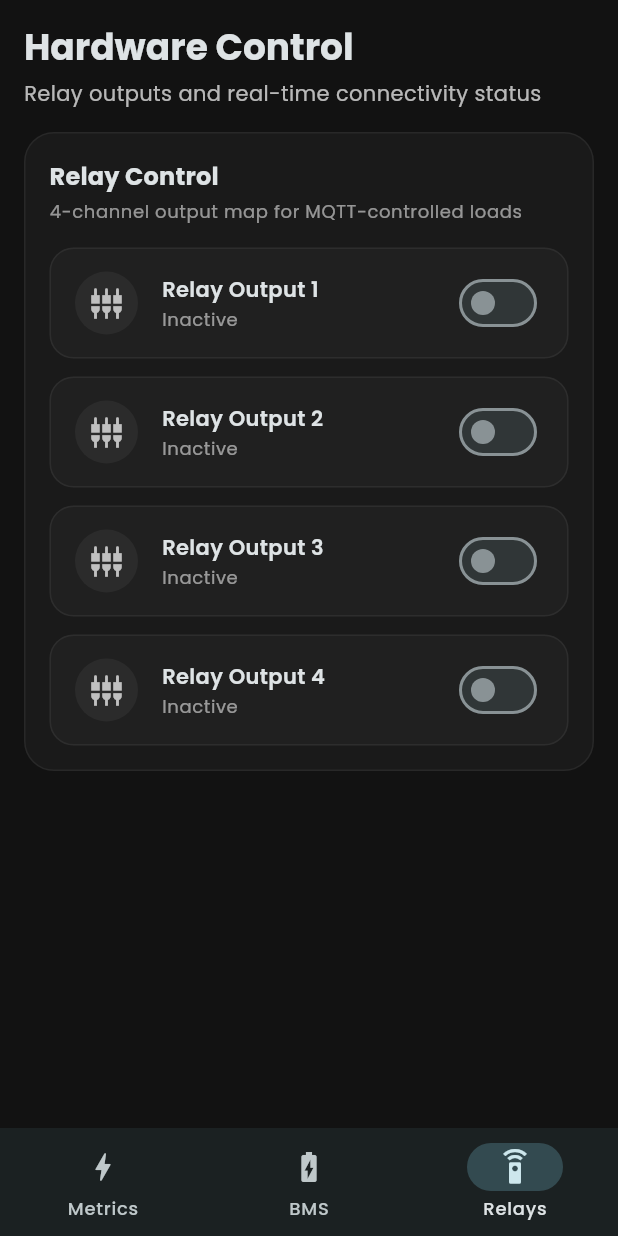
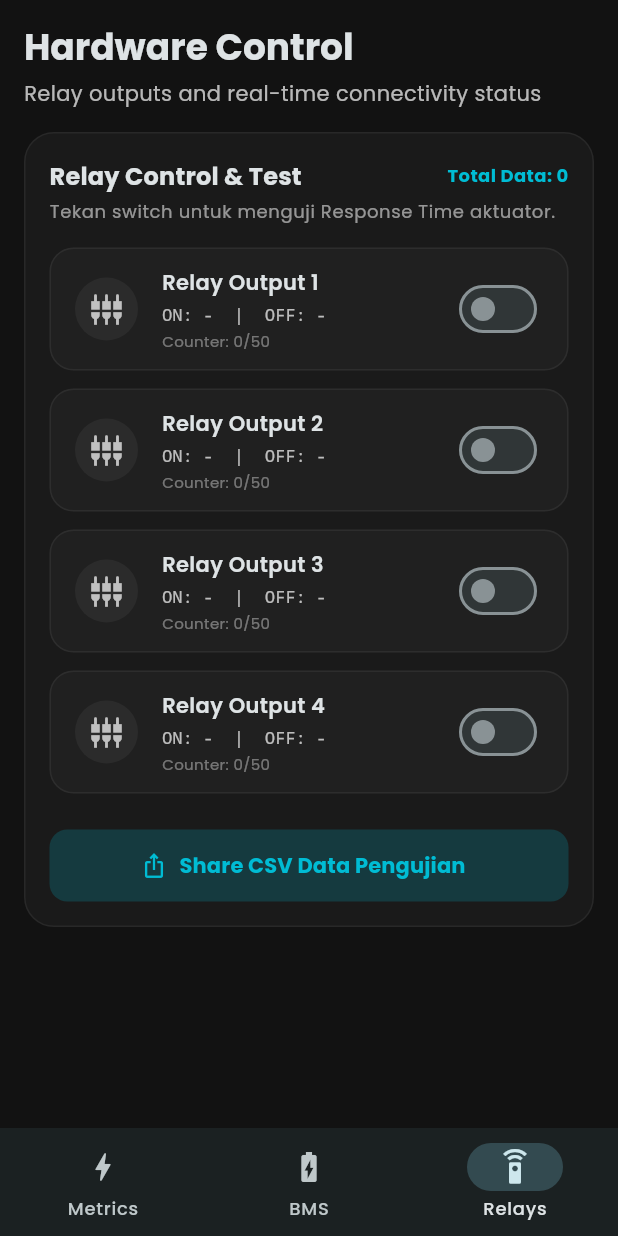
Before and after one commit to Zenalghi/bms_app, a Flutter app: the screen it shows after launch, item 3 of the bottom bar chosen, on a phone screen of 412 x 824 dp. Run offline on Flutter 3.47's test engine with Material 3 defaults, Android fonts, the phone set to English and light mode, and no system bars; our stand-ins replace share_plus; missing offline and left inert: mqtt_client.

Commit message:
stopwatch test  1

```diff
--- a/lib/models/bms_state.dart
+++ b/lib/models/bms_state.dart
@@ -1,3 +1,11 @@
+// Model untuk menyimpan log riwayat per-tekanan switch
+class RelayTestLog {
+  final int relayIndex;
+  final String command;
+  final int responseMs;
+  RelayTestLog(this.relayIndex, this.command, this.responseMs);
+}
+
 class BmsState {
   BmsState({
     required this.socEKF,
@@ -23,42 +31,30 @@ class BmsState {
     required this.balanceTrigV,
     // Status
     required this.bmsStatus,
+    // BARU UNTUK SKRIPSI
+    required List<int?> latestOnMs,
+    required List<int?> latestOffMs,
+    required List<RelayTestLog> relayLogs,
   }) : cellVoltages = List<double>.of(cellVoltages),
        wireRes = List<double>.of(wireRes),
-       relayStates = List<bool>.of(relayStates);
+       relayStates = List<bool>.of(relayStates),
+       latestOnMs = List<int?>.of(latestOnMs),
+       latestOffMs = List<int?>.of(latestOffMs),
+       relayLogs = List<RelayTestLog>.of(relayLogs);
 
-  // Core Metrics
-  final double socEKF;
-  final double socCC;
-  final double socKF;
-  final double soh;
-  final double capacityRemain;
+  final double socEKF, socCC, socKF, soh, capacityRemain;
+  final double totalVoltage, current, power, tempMos, batTemp1, batTemp2;
+  final List<double> cellVoltages, wireRes;
+  final List<bool> relayStates;
+  final bool isBalancing, isCharging, isDischarging;
+  final int cellCountSetting;
+  final double capacitySetting, balanceTrigV;
+  final String bmsStatus;
 
-  // Electrical & Thermal
-  final double totalVoltage;
-  final double current;
-  final double power;
-  final double tempMos;
-  final double batTemp1;
-  final double batTemp2;
-
-  // Arrays
-  final List<double> cellVoltages;
-  final List<double> wireRes;
-  final List<bool> relayStates;
-
-  // Internal Switches
-  final bool isBalancing;
-  final bool isCharging;
-  final bool isDischarging;
-
-  // Settings
-  final int cellCountSetting;
-  final double capacitySetting;
-  final double balanceTrigV;
-
-  // Connectivity
-  final String bmsStatus;
+  // BARU UNTUK SKRIPSI
+  final List<int?> latestOnMs;
+  final List<int?> latestOffMs;
+  final List<RelayTestLog> relayLogs;
 
   factory BmsState.initial() {
     return BmsState(
@@ -73,42 +69,48 @@ class BmsState {
       batTemp1: 0.0,
       batTemp2: 0.0,
       capacityRemain: 0.0,
-      cellVoltages: List.filled(8, 0.0), // Konfigurasi default 8S
+      cellVoltages: List.filled(8, 0.0),
       wireRes: List.filled(8, 0.0),
       isBalancing: false,
       isCharging: false,
       isDischarging: false,
-      relayStates: List.filled(4, false), // 4 Channel Relay
-      cellCountSetting: 8, // Default Cell Count: 8
-      capacitySetting: 22.0, // Default Capacity: 22 Ah
-      balanceTrigV: 0.03, // Default Balance Trigger: 0.03 V
-      // ==================================
+      relayStates: List.filled(4, false),
+      cellCountSetting: 8,
+      capacitySetting: 22.0,
+      balanceTrigV: 0.03,
       bmsStatus: 'offline',
+      // Inisialisasi list kosong
+      latestOnMs: List.filled(4, null),
+      latestOffMs: List.filled(4, null),
+      relayLogs: [],
     );
   }
 
   BmsState copyWith({
     double? socEKF,
-    double? socCC,
-    double? socKF,
-    double? soh,
-    double? totalVoltage,
-    double? current,
-    double? power,
-    double? tempMos,
-    double? batTemp1,
-    double? batTemp2,
-    double? capacityRemain,
+    socCC,
+    socKF,
+    soh,
+    totalVoltage,
+    current,
+    power,
+    tempMos,
+    batTemp1,
+    batTemp2,
+    capacityRemain,
     List<double>? cellVoltages,
-    List<double>? wireRes,
+    wireRes,
     bool? isBalancing,
-    bool? isCharging,
-    bool? isDischarging,
+    isCharging,
+    isDischarging,
     List<bool>? relayStates,
     int? cellCountSetting,
     double? capacitySetting,
-    double? balanceTrigV,
+    balanceTrigV,
     String? bmsStatus,
+    List<int?>? latestOnMs,
+    List<int?>? latestOffMs,
+    List<RelayTestLog>? relayLogs,
   }) {
     return BmsState(
       socEKF: socEKF ?? this.socEKF,
@@ -132,6 +134,9 @@ class BmsState {
       capacitySetting: capacitySetting ?? this.capacitySetting,
       balanceTrigV: balanceTrigV ?? this.balanceTrigV,
       bmsStatus: bmsStatus ?? this.bmsStatus,
+      latestOnMs: latestOnMs ?? this.latestOnMs,
+      latestOffMs: latestOffMs ?? this.latestOffMs,
+      relayLogs: relayLogs ?? this.relayLogs,
     );
   }
 }
--- a/lib/screens/control_screen.dart
+++ b/lib/screens/control_screen.dart
@@ -40,6 +40,7 @@ class ControlScreen extends StatelessWidget {
             RelayControlCard(
               relayStates: state.relayStates,
               onRelayChanged: onRelayToggle,
+              state: state,
             ),
           ],
         ),
--- a/lib/widgets/relay_control_card.dart
+++ b/lib/widgets/relay_control_card.dart
@@ -1,18 +1,64 @@
+import 'dart:io';
 import 'package:flutter/material.dart';
+import 'package:path_provider/path_provider.dart';
+import 'package:share_plus/share_plus.dart';
+import '../models/bms_state.dart';
 
 class RelayControlCard extends StatelessWidget {
   const RelayControlCard({
     super.key,
     required this.relayStates,
     required this.onRelayChanged,
+    required this.state, // Kita butuh full state untuk ambil logs & ms
   });
 
   final List<bool> relayStates;
   final void Function(int index, bool value) onRelayChanged;
+  final BmsState state;
+
+  Future<void> _exportCSV(BuildContext context) async {
+    if (state.relayLogs.isEmpty) {
+      ScaffoldMessenger.of(context).showSnackBar(
+        const SnackBar(
+          content: Text('Belum ada data pengujian untuk diekspor.'),
+        ),
+      );
+      return;
+    }
+
+    try {
+      // 1. Buat Header CSV
+      StringBuffer sb = StringBuffer();
+      sb.writeln("No,Relay Target,Command (ON/OFF),Response Time (ms)");
+
+      // 2. Isi Data CSV
+      for (int i = 0; i < state.relayLogs.length; i++) {
+        final log = state.relayLogs[i];
+        sb.writeln(
+          "${i + 1},Relay ${log.relayIndex + 1},${log.command},${log.responseMs}",
+        );
+      }
+
+      // 3. Simpan ke storage sementara
+      final dir = await getApplicationDocumentsDirectory();
+      final file = File(
+        '${dir.path}/skripsi_relay_test_${DateTime.now().millisecondsSinceEpoch}.csv',
+      );
+      await file.writeAsString(sb.toString());
+
+      // 4. Buka menu Share (WhatsApp, Email, dll)
+      await Share.shareXFiles([
+        XFile(file.path),
+      ], text: 'Data Pengujian Kecepatan Respons Relay (Skripsi)');
+    } catch (e) {
+      ScaffoldMessenger.of(
+        context,
+      ).showSnackBar(SnackBar(content: Text('Error: $e')));
+    }
+  }
 
   @override
   Widget build(BuildContext context) {
-    // Label dan ikon dibuat umum untuk keperluan hardware relay
     final relays = <_RelayDescriptor>[
       const _RelayDescriptor(
         name: 'Relay Output 1',
@@ -42,22 +88,35 @@ class RelayControlCard extends StatelessWidget {
       child: Column(
         crossAxisAlignment: CrossAxisAlignment.start,
         children: [
-          Text(
-            'Relay Control',
-            style: Theme.of(
-              context,
-            ).textTheme.titleMedium?.copyWith(fontWeight: FontWeight.w700),
+          Row(
+            mainAxisAlignment: MainAxisAlignment.spaceBetween,
+            children: [
+              Text(
+                'Relay Control & Test',
+                style: Theme.of(
+                  context,
+                ).textTheme.titleMedium?.copyWith(fontWeight: FontWeight.w700),
+              ),
+              // Total Counter Seluruh Log
+              Text(
+                'Total Data: ${state.relayLogs.length}',
+                style: const TextStyle(
+                  color: Color(0xFF00BCD4),
+                  fontWeight: FontWeight.bold,
+                  fontSize: 12,
+                ),
+              ),
+            ],
           ),
           const SizedBox(height: 4),
           Text(
-            '4-channel output map for MQTT-controlled loads',
+            'Tekan switch untuk menguji Response Time aktuator.',
             style: Theme.of(
               context,
             ).textTheme.bodySmall?.copyWith(color: Colors.white54),
           ),
           const SizedBox(height: 16),
 
-          // Diubah dari GridView menjadi ListView untuk susunan 1x4 ke bawah
           ListView.separated(
             shrinkWrap: true,
             physics: const NeverScrollableScrollPhysics(),
@@ -66,6 +125,13 @@ class RelayControlCard extends StatelessWidget {
             itemBuilder: (context, index) {
               final relay = relays[index];
               final enabled = relayStates[index];
+
+              // Ambil metrics data
+              final int? onMs = state.latestOnMs[index];
+              final int? offMs = state.latestOffMs[index];
+              final int logCount = state.relayLogs
+                  .where((log) => log.relayIndex == index)
+                  .length;
 
               return AnimatedContainer(
                 duration: const Duration(milliseconds: 200),
@@ -86,7 +152,6 @@ class RelayControlCard extends StatelessWidget {
                 ),
                 child: Row(
                   children: [
-                    // Ikon diletakkan di dalam lingkaran agar lebih rapi
                     Container(
                       padding: const EdgeInsets.all(10),
                       decoration: BoxDecoration(
@@ -103,7 +168,6 @@ class RelayControlCard extends StatelessWidget {
                     ),
                     const SizedBox(width: 16),
 
-                    // Teks diletakkan di tengah
                     Expanded(
                       child: Column(
                         crossAxisAlignment: CrossAxisAlignment.start,
@@ -113,21 +177,30 @@ class RelayControlCard extends StatelessWidget {
                             style: Theme.of(context).textTheme.bodyMedium
                                 ?.copyWith(fontWeight: FontWeight.w600),
                           ),
+                          const SizedBox(height: 4),
+                          // METRIK RESPONSE TIME UI
+                          Text(
+                            'ON: ${onMs != null ? '$onMs ms' : '-'}  |  OFF: ${offMs != null ? '$offMs ms' : '-'}',
+                            style: TextStyle(
+                              fontSize: 11,
+                              color: enabled
+                                  ? relay.accentColor
+                                  : Colors.white70,
+                              fontFamily: 'monospace',
+                            ),
+                          ),
                           const SizedBox(height: 2),
                           Text(
-                            enabled ? 'Active' : 'Inactive',
-                            style: Theme.of(context).textTheme.bodySmall
-                                ?.copyWith(
-                                  color: enabled
-                                      ? relay.accentColor
-                                      : Colors.white54,
-                                ),
+                            'Counter: $logCount/50',
+                            style: const TextStyle(
+                              fontSize: 10,
+                              color: Colors.white38,
+                            ),
                           ),
                         ],
                       ),
                     ),
 
-                    // Switch diletakkan di ujung kanan
                     Switch.adaptive(
                       value: enabled,
                       activeThumbColor: relay.accentColor,
@@ -141,6 +214,29 @@ class RelayControlCard extends StatelessWidget {
               );
             },
           ),
+
+          const SizedBox(height: 24),
+          // TOMBOL SHARE CSV
+          SizedBox(
+            width: double.infinity,
+            height: 48,
+            child: ElevatedButton.icon(
+              icon: const Icon(Icons.ios_share, size: 18),
+              label: const Text(
+                'Share CSV Data Pengujian',
+                style: TextStyle(fontWeight: FontWeight.bold),
+              ),
+              style: ElevatedButton.styleFrom(
+                backgroundColor: const Color(0xFF00BCD4).withValues(alpha: 0.2),
+                foregroundColor: const Color(0xFF00BCD4),
+                shape: RoundedRectangleBorder(
+                  borderRadius: BorderRadius.circular(12),
+                ),
+                elevation: 0,
+              ),
+              onPressed: () => _exportCSV(context),
+            ),
+          ),
         ],
       ),
     );
@@ -149,10 +245,7 @@ class RelayControlCard extends StatelessWidget {
 
 class _RelayDescriptor {
   const _RelayDescriptor({required this.name, required this.icon});
-
   final String name;
   final IconData icon;
-
-  // Menggunakan warna Cyan standar aplikasi untuk semua relay
   Color get accentColor => const Color(0xFF00BCD4);
 }
--- a/pubspec.yaml
+++ b/pubspec.yaml
@@ -36,6 +36,8 @@ dependencies:
   cupertino_icons: ^1.0.8
   mqtt_client: ^10.11.1
   flutter_launcher_icons: ^0.14.4
+  share_plus: ^13.1.0
+  path_provider: ^2.1.5
 
 dev_dependencies:
   flutter_test:
```
Also changed, not shown: lib/services/mqtt_service.dart (+65 -5 lines), pubspec.lock, 5 other files.
